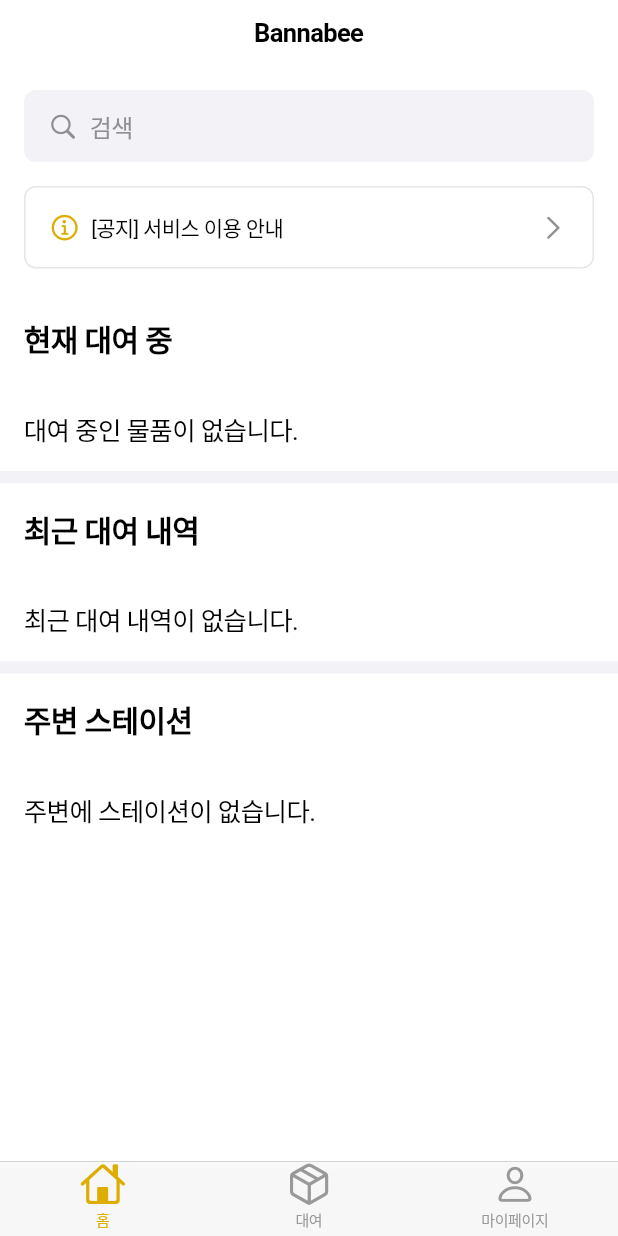
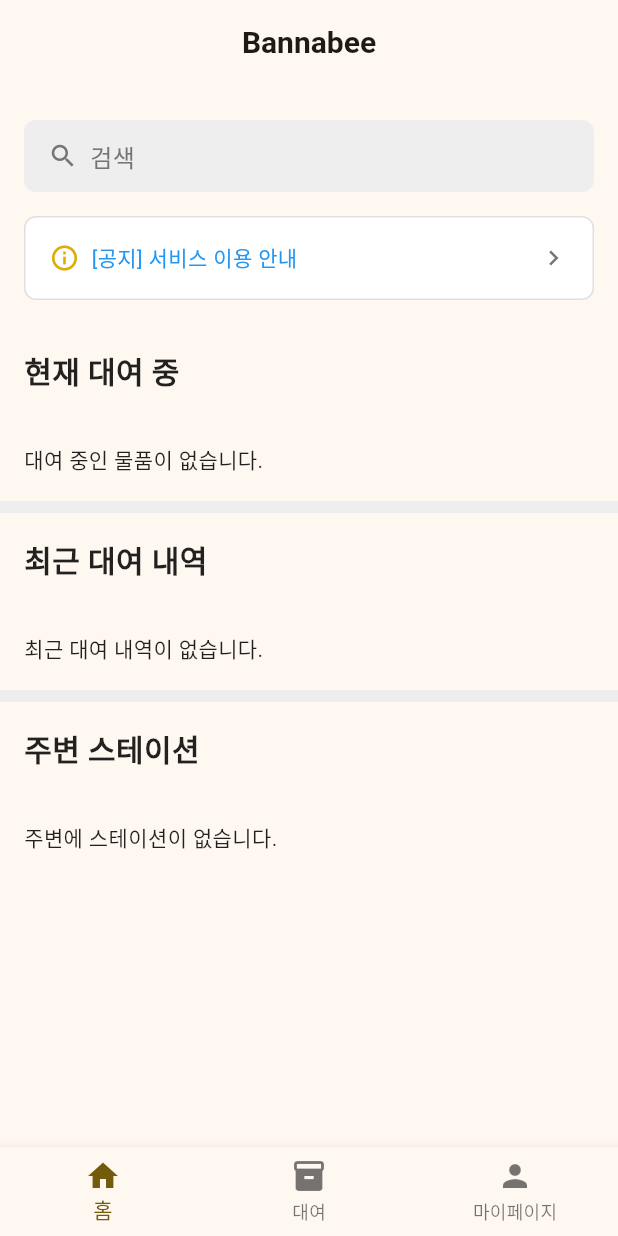
Before and after one commit to minwoojoo/test2, a Flutter app: the screen it shows after launch, on a phone screen of 412 x 824 dp. Run offline on Flutter 3.47's test engine with Material 3 defaults, Android fonts, the phone set to English and light mode, and no system bars; our stand-ins replace dio, geolocator, google_maps_flutter, shared_preferences; accounts and stored records are empty.

Commit message:
feat: update text style, add notice, modify loading image
- Set default text style
- Added notice feature
- Updated loading image

```diff
--- /dev/null
+++ b/devtools_options.yaml
@@ -0,0 +1,3 @@
+description: This file stores settings for Dart & Flutter DevTools.
+documentation: https://docs.flutter.dev/tools/devtools/extensions#configure-extension-enablement-states
+extensions:
--- a/lib/core/widgets/bottom_navigation_bar.dart
+++ b/lib/core/widgets/bottom_navigation_bar.dart
@@ -1,4 +1,4 @@
-import 'package:flutter/cupertino.dart';
+import 'package:flutter/material.dart';
 import '../../app/routes.dart';
 
 class AppBottomNavigationBar extends StatelessWidget {
@@ -11,7 +11,7 @@ class AppBottomNavigationBar extends StatelessWidget {
 
   @override
   Widget build(BuildContext context) {
-    return CupertinoTabBar(
+    return BottomNavigationBar(
       currentIndex: currentIndex,
       onTap: (index) {
         if (index == currentIndex) return;
@@ -30,15 +30,15 @@ class AppBottomNavigationBar extends StatelessWidget {
       },
       items: const [
         BottomNavigationBarItem(
-          icon: Icon(CupertinoIcons.home),
+          icon: Icon(Icons.home),
           label: '홈',
         ),
         BottomNavigationBarItem(
-          icon: Icon(CupertinoIcons.cube_box),
+          icon: Icon(Icons.inventory_2),
           label: '대여',
         ),
         BottomNavigationBarItem(
-          icon: Icon(CupertinoIcons.person),
+          icon: Icon(Icons.person),
           label: '마이페이지',
         ),
       ],
--- a/lib/core/widgets/loading_animation.dart
+++ b/lib/core/widgets/loading_animation.dart
@@ -86,7 +86,7 @@ class _HoneyLoadingAnimationState extends State<HoneyLoadingAnimation>
           child: Padding(
             padding: const EdgeInsets.symmetric(horizontal: 8.0),
             child: Image.asset(
-              'assets/images/bee.png', // 꿀벌 이미지
+              'assets/images/bannabee.png', // 꿀벌 이미지
               width: 40, // 크기 조정 가능
               height: 40, // 크기 조정 가능
             ),
--- a/lib/features/home/views/home_view.dart
+++ b/lib/features/home/views/home_view.dart
@@ -1,11 +1,10 @@
-import 'package:flutter/cupertino.dart';
+import 'package:flutter/material.dart';
 import 'package:provider/provider.dart';
 import '../viewmodels/home_viewmodel.dart';
 import '../../../core/widgets/bottom_navigation_bar.dart';
 import '../../../core/widgets/loading_animation.dart';
 import '../../../app/routes.dart';
 import '../../../core/constants/app_colors.dart';
-import '../../../core/constants/app_theme.dart';
 
 class HomeView extends StatelessWidget {
   const HomeView({super.key});
@@ -17,12 +16,12 @@ class HomeView extends StatelessWidget {
       child: Column(
         children: [
           Expanded(
-            child: CupertinoPageScaffold(
-              navigationBar: const CupertinoNavigationBar(
-                middle: Text('Bannabee'),
-                automaticallyImplyLeading: false,
+            child: Scaffold(
+              appBar: AppBar(
+                title: const Text('Bannabee'),
+                centerTitle: true,
               ),
-              child: SafeArea(
+              body: SafeArea(
                 child: Consumer<HomeViewModel>(
                   builder: (context, viewModel, child) {
                     if (!viewModel.hasLocationPermission) {
@@ -43,33 +42,31 @@ class HomeView extends StatelessWidget {
                               textAlign: TextAlign.center,
                               style: TextStyle(
                                 fontSize: 16,
-                                color: CupertinoColors.systemGrey,
+                                color: Colors.grey,
                               ),
                             ),
                             const SizedBox(height: 24),
-                            CupertinoButton.filled(
+                            ElevatedButton(
                               child: const Text('위치 권한 허용'),
                               onPressed: () async {
                                 final hasPermission =
                                     await viewModel.requestLocationPermission();
                                 if (!hasPermission) {
                                   if (context.mounted) {
-                                    showCupertinoDialog(
+                                    showDialog(
                                       context: context,
-                                      builder: (context) =>
-                                          CupertinoAlertDialog(
+                                      builder: (context) => AlertDialog(
                                         title: const Text('위치 권한 필요'),
                                         content: const Text(
                                           '주변 스테이션을 찾기 위해 위치 권한이 필요합니다.\n설정에서 위치 권한을 허용해주세요.',
                                         ),
                                         actions: [
-                                          CupertinoDialogAction(
+                                          TextButton(
                                             child: const Text('취소'),
                                             onPressed: () =>
                                                 Navigator.pop(context),
                                           ),
-                                          CupertinoDialogAction(
-                                            isDefaultAction: true,
+                                          TextButton(
                                             onPressed: () {
                                               Navigator.pop(context);
                                               // TODO: 시스템 설정으로 이동
@@ -100,14 +97,21 @@ class HomeView extends StatelessWidget {
                       return Center(child: Text(viewModel.error!));
                     }
 
-                    return CustomScrollView(
+                    return RefreshIndicator(
+                      onRefresh: viewModel.refresh,
+                      child: CustomScrollView(
                         slivers: [
-                        CupertinoSliverRefreshControl(
-                          onRefresh: viewModel.refresh,
+                          const SliverPadding(
+                            padding: EdgeInsets.only(top: 8),
                           ),
                           SliverToBoxAdapter(
                             child: Padding(
                               padding: const EdgeInsets.all(16.0),
+                              child: DefaultTextStyle.merge(
+                                style: const TextStyle(
+                                  fontSize: 15,
+                                  color: Colors.blue,
+                                ),
                                 child: Column(
                                   children: [
                                     _buildSearchBar(),
@@ -117,22 +121,24 @@ class HomeView extends StatelessWidget {
                                 ),
                               ),
                             ),
+                          ),
                           _buildActiveRentals(viewModel),
                           SliverToBoxAdapter(
                             child: Container(
                               height: 8,
-                            color: CupertinoColors.systemGrey6,
+                              color: Colors.grey[200],
                             ),
                           ),
                           _buildRecentRentals(viewModel),
                           SliverToBoxAdapter(
                             child: Container(
                               height: 8,
-                            color: CupertinoColors.systemGrey6,
+                              color: Colors.grey[200],
                             ),
                           ),
                           _buildNearbyStations(context, viewModel),
                         ],
+                      ),
                     );
                   },
                 ),
@@ -146,28 +152,28 @@ class HomeView extends StatelessWidget {
   }
 
   Widget _buildSearchBar() {
-    return GestureDetector(
+    return InkWell(
       onTap: () {
         // TODO: 검색 화면으로 이동
       },
       child: Container(
         padding: const EdgeInsets.symmetric(horizontal: 16, vertical: 12),
         decoration: BoxDecoration(
-          color: CupertinoColors.systemGrey6,
+          color: Colors.grey[200],
           borderRadius: BorderRadius.circular(8),
         ),
-        child: const Row(
+        child: Row(
           children: [
             Icon(
-              CupertinoIcons.search,
-              color: CupertinoColors.systemGrey,
+              Icons.search,
+              color: Colors.grey[600],
               size: 20,
             ),
-            SizedBox(width: 8),
+            const SizedBox(width: 8),
             Text(
               '검색',
               style: TextStyle(
-                color: CupertinoColors.systemGrey,
+                color: Colors.grey[600],
                 fontSize: 16,
               ),
             ),
@@ -178,21 +184,21 @@ class HomeView extends StatelessWidget {
   }
 
   Widget _buildNoticeSection(BuildContext context, HomeViewModel viewModel) {
-    return GestureDetector(
+    return InkWell(
       onTap: () {
-        // TODO: 공지사항 목록으로 이동
+        Navigator.of(context).pushNamed(Routes.noticeList);
       },
       child: Container(
         padding: const EdgeInsets.all(16),
         decoration: BoxDecoration(
-          color: CupertinoColors.white,
+          color: Colors.white,
           borderRadius: BorderRadius.circular(8),
-          border: Border.all(color: CupertinoColors.systemGrey5),
+          border: Border.all(color: Colors.grey[300]!),
         ),
         child: Row(
           children: [
             const Icon(
-              CupertinoIcons.info_circle,
+              Icons.info_outline,
               color: AppColors.primary,
               size: 20,
             ),
@@ -205,9 +211,9 @@ class HomeView extends StatelessWidget {
                 overflow: TextOverflow.ellipsis,
               ),
             ),
-            const Icon(
-              CupertinoIcons.chevron_right,
-              color: CupertinoColors.systemGrey,
+            Icon(
+              Icons.chevron_right,
+              color: Colors.grey[600],
               size: 20,
             ),
           ],
@@ -237,10 +243,10 @@ class HomeView extends StatelessWidget {
         else
           ...viewModel.activeRentals.map((rental) => Container(
                 padding: const EdgeInsets.all(16.0),
-                decoration: const BoxDecoration(
+                decoration: BoxDecoration(
                   border: Border(
                     bottom: BorderSide(
-                      color: CupertinoColors.systemGrey5,
+                      color: Colors.grey[300]!,
                       width: 0.5,
                     ),
                   ),
@@ -258,9 +264,9 @@ class HomeView extends StatelessWidget {
                     const SizedBox(height: 4),
                     Text(
                       '남은 시간: ${rental.remainingTime.inHours}시간 ${rental.remainingTime.inMinutes % 60}분',
-                      style: const TextStyle(
+                      style: TextStyle(
                         fontSize: 14,
-                        color: CupertinoColors.systemGrey,
+                        color: Colors.grey[600],
                       ),
                     ),
                   ],
@@ -291,10 +297,10 @@ class HomeView extends StatelessWidget {
         else
           ...viewModel.recentRentals.map((rental) => Container(
                 padding: const EdgeInsets.all(16.0),
-                decoration: const BoxDecoration(
+                decoration: BoxDecoration(
                   border: Border(
                     bottom: BorderSide(
-                      color: CupertinoColors.systemGrey5,
+                      color: Colors.grey[300]!,
                       width: 0.5,
                     ),
                   ),
@@ -312,9 +318,9 @@ class HomeView extends StatelessWidget {
                     const SizedBox(height: 4),
                     Text(
                       '대여 시간: ${rental.startTime.toString()}',
-                      style: const TextStyle(
+                      style: TextStyle(
                         fontSize: 14,
-                        color: CupertinoColors.systemGrey,
+                        color: Colors.grey[600],
                       ),
                     ),
                   ],
@@ -343,7 +349,7 @@ class HomeView extends StatelessWidget {
             child: Text('주변에 스테이션이 없습니다.'),
           )
         else
-          ...viewModel.nearbyStations.map((station) => GestureDetector(
+          ...viewModel.nearbyStations.map((station) => InkWell(
                 onTap: () {
                   Navigator.of(context).pushNamed(
                     Routes.rental,
@@ -352,10 +358,10 @@ class HomeView extends StatelessWidget {
                 },
                 child: Container(
                   padding: const EdgeInsets.all(16.0),
-                  decoration: const BoxDecoration(
+                  decoration: BoxDecoration(
                     border: Border(
                       bottom: BorderSide(
-                        color: CupertinoColors.systemGrey5,
+                        color: Colors.grey[300]!,
                         width: 0.5,
                       ),
                     ),
@@ -373,9 +379,9 @@ class HomeView extends StatelessWidget {
                       const SizedBox(height: 4),
                       Text(
                         station.address,
-                        style: const TextStyle(
+                        style: TextStyle(
                           fontSize: 14,
-                          color: CupertinoColors.systemGrey,
+                          color: Colors.grey[600],
                         ),
                       ),
                     ],
--- a/lib/main.dart
+++ b/lib/main.dart
@@ -1,4 +1,4 @@
-import 'package:flutter/cupertino.dart';
+import 'package:flutter/material.dart';
 import 'app/routes.dart';
 import 'core/constants/app_colors.dart';
 import 'core/services/auth_service.dart';
@@ -11,6 +11,7 @@ import 'features/home/views/home_view.dart';
 import 'features/map/views/map_view.dart';
 import 'features/mypage/views/edit_profile_view.dart';
 import 'features/mypage/views/mypage_view.dart';
+import 'features/notice/views/notice_list_view.dart';
 import 'features/payment/views/payment_complete_view.dart';
 import 'features/payment/views/payment_view.dart';
 import 'features/rental/views/rental_view.dart';
@@ -26,11 +27,37 @@ class MyApp extends StatelessWidget {
 
   @override
   Widget build(BuildContext context) {
-    return CupertinoApp(
+    return MaterialApp(
       title: 'Bannabee',
-      theme: const CupertinoThemeData(
-        // primaryColor: CupertinoColors.activeBlue,
+      debugShowCheckedModeBanner: false,
+      theme: ThemeData(
         primaryColor: AppColors.primary,
+        colorScheme: ColorScheme.fromSeed(
+          seedColor: AppColors.primary,
+        ),
+        textTheme: const TextTheme(
+          bodyLarge: TextStyle(
+            fontSize: 16,
+            color: Colors.black87,
+            height: 1.5,
+          ),
+          bodyMedium: TextStyle(
+            fontSize: 14,
+            color: Colors.black87,
+            height: 1.5,
+          ),
+          titleLarge: TextStyle(
+            fontSize: 20,
+            fontWeight: FontWeight.bold,
+            color: Colors.black,
+          ),
+          titleMedium: TextStyle(
+            fontSize: 18,
+            fontWeight: FontWeight.w600,
+            color: Colors.black,
+          ),
+        ),
+        useMaterial3: true,
       ),
       initialRoute: Routes.home,
       routes: {
@@ -49,6 +76,7 @@ class MyApp extends StatelessWidget {
         Routes.terms: (context) => const TermsView(),
         Routes.signup: (context) => const SignupView(),
         Routes.signupComplete: (context) => const SignupCompleteView(),
+        Routes.noticeList: (context) => const NoticeListView(),
       },
     );
   }
```
Also changed, not shown: lib/features/auth/views/login_view.dart (+24 -24 lines), lib/features/auth/views/signup_complete_view.dart (+8 -0 lines), lib/features/auth/views/signup_view.dart (+8 -0 lines), lib/features/auth/views/terms_view.dart (+8 -0 lines), lib/features/mypage/views/mypage_view.dart (+17 -5 lines), lib/features/notice/views/notice_list_view.dart (+61 -35 lines), lib/features/rental/views/rental_detail_view.dart (+31 -41 lines), lib/features/rental/views/rental_view.dart (+18 -9 lines), lib/features/station/views/station_selection_view.dart (+34 -31 lines), assets/images/bannabee.png (added). Lines whose indentation alone changed are shown as unchanged.
